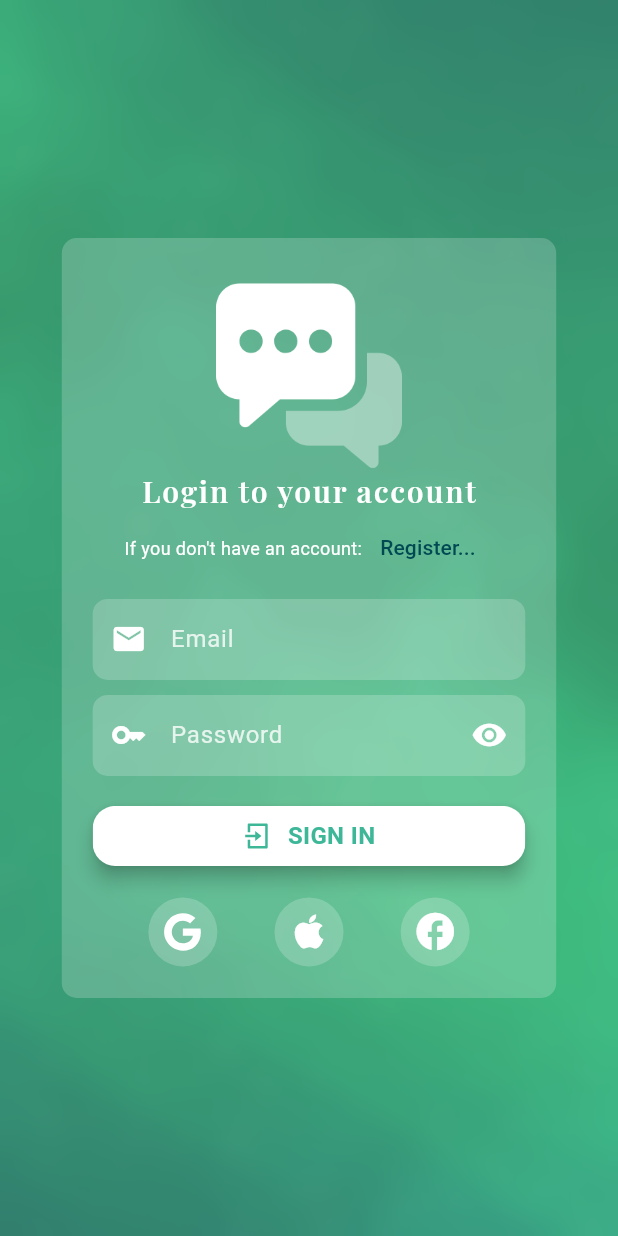
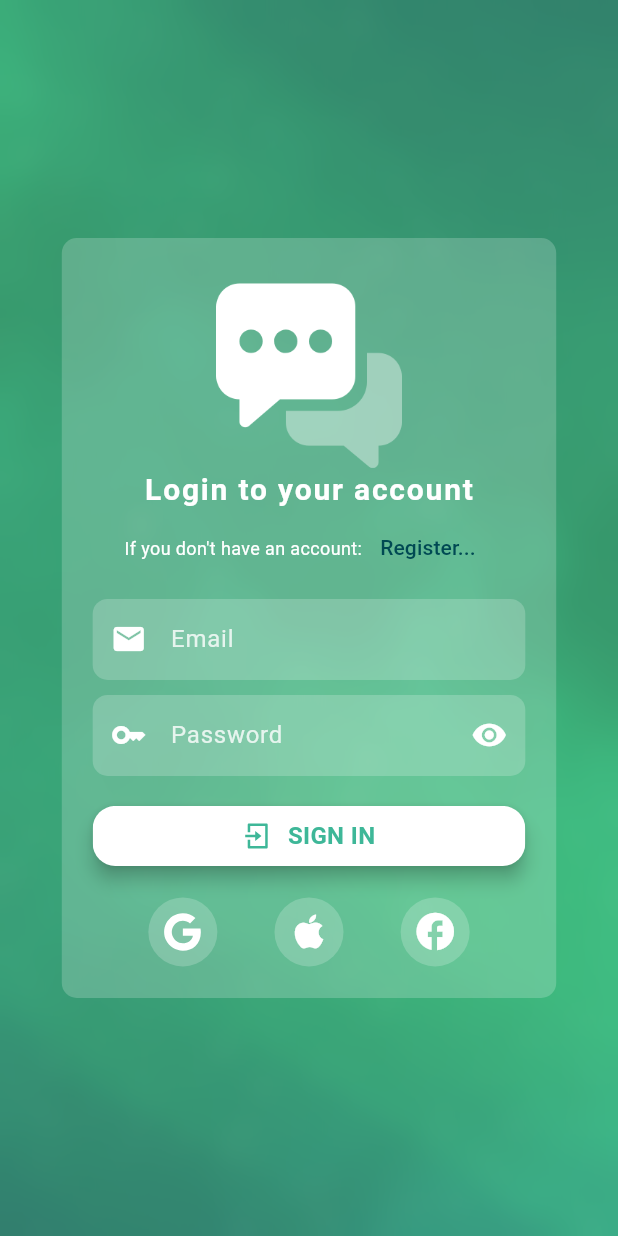
Before and after one commit to aersune/messenger, a Flutter app: the screen it shows after launch, on a phone screen of 412 x 824 dp. Run offline on Flutter 3.47's test engine with Material 3 defaults, Android fonts, the phone set to English and light mode, and no system bars; our stand-ins replace cached_network_image, cloud_firestore, firebase_auth, firebase_core, firebase_database, firebase_storage and 5 more; missing offline and left inert: insta_image_viewer; accounts and stored records are empty.

Commit message:
login screen ui

```diff
--- a/lib/main.dart
+++ b/lib/main.dart
@@ -1,6 +1,5 @@
 import 'package:flutter/material.dart';
 import 'package:flutter/services.dart';
-import 'package:google_fonts/google_fonts.dart';
 import 'package:messenger/auth_check.dart';
 import 'package:firebase_core/firebase_core.dart';
 import 'package:messenger/provider/auth_servive.dart';
@@ -52,7 +51,7 @@ class MyApp extends StatelessWidget {
                 color: Colors.white,
               ),
               backgroundColor: theme.isDark ? AppColors.dark : AppColors.primary,
-              titleTextStyle: GoogleFonts.openSans(
+              titleTextStyle: const TextStyle(
                 color: Colors.white,
                 fontSize: 20,
                 fontWeight: FontWeight.bold,
--- a/lib/screens/auth/login_screen.dart
+++ b/lib/screens/auth/login_screen.dart
@@ -1,7 +1,5 @@
 import 'dart:ui';
-
 import 'package:flutter/material.dart';
-import 'package:google_fonts/google_fonts.dart';
 import 'package:messenger/utils/colors.dart';
 import 'package:messenger/widgets/social_buttons_widget.dart';
 
@@ -73,8 +71,8 @@ class _LoginScreenState extends State<LoginScreen> {
                                 color: Colors.white,
                               ),
                             ),
-                            Text("Login to your account",
-                                style: GoogleFonts.playfairDisplay(
+                            const Text("Login to your account",
+                                style: TextStyle(
                                   fontSize: 20,
                                   color: AppColors.light,
                                   fontWeight: FontWeight.w600,
--- a/pubspec.yaml
+++ b/pubspec.yaml
@@ -22,7 +22,6 @@ dependencies:
   cupertino_icons: ^1.0.8
   firebase_core: ^3.8.0
   firebase_auth: ^5.3.3
-  google_fonts: ^6.2.1
   google_sign_in: ^6.2.2
   provider: ^6.1.2
   cloud_firestore: ^5.5.0
```
Also changed, not shown: pubspec.lock, 2 other files.
